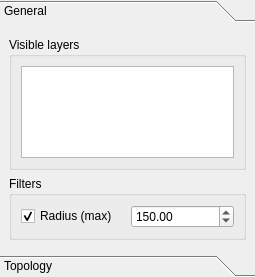
Ylannl/skel3d, file tools.ui: the form before one commit.
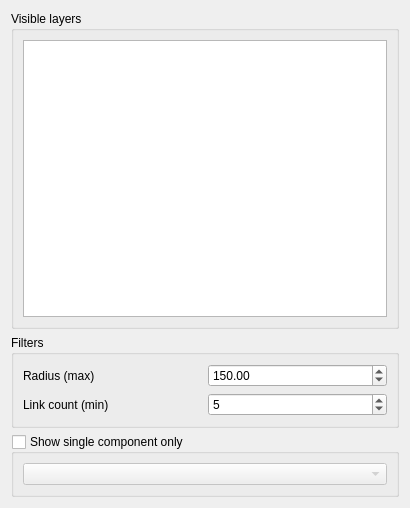
The form after the commit.

Commit message: implement radius filter

```diff
--- a/tools.ui
+++ b/tools.ui
@@ -1,40 +1,19 @@
 <?xml version="1.0" encoding="UTF-8"?>
 <ui version="4.0">
- <class>ToolBox</class>
- <widget class="QToolBox" name="ToolBox">
+ <class>Form</class>
+ <widget class="QWidget" name="Form">
   <property name="geometry">
    <rect>
     <x>0</x>
     <y>0</y>
-    <width>255</width>
-    <height>277</height>
+    <width>410</width>
+    <height>508</height>
    </rect>
   </property>
-  <property name="minimumSize">
-   <size>
-    <width>200</width>
-    <height>200</height>
-   </size>
-  </property>
   <property name="windowTitle">
    <string>Tools</string>
   </property>
-  <property name="currentIndex">
-   <number>0</number>
-  </property>
-  <widget class="QWidget" name="TabGeneral">
-   <property name="geometry">
-    <rect>
-     <x>0</x>
-     <y>0</y>
-     <width>255</width>
-     <height>215</height>
-    </rect>
-   </property>
-   <attribute name="label">
-    <string>General</string>
-   </attribute>
-   <layout class="QVBoxLayout" name="verticalLayout_3">
+  <layout class="QVBoxLayout" name="verticalLayout">
     <item>
      <widget class="QGroupBox" name="groupBox">
       <property name="title">
@@ -60,10 +39,31 @@
        <string>Filters</string>
       </property>
       <layout class="QGridLayout" name="gridLayout">
-       <item row="0" column="1">
+      <item row="1" column="0">
+       <widget class="QLabel" name="label_tcount">
+        <property name="text">
+         <string>Link count (min)</string>
+        </property>
+       </widget>
+      </item>
+      <item row="0" column="0">
+       <widget class="QLabel" name="label_radius">
+        <property name="text">
+         <string>Radius (max)</string>
+        </property>
+       </widget>
+      </item>
+      <item row="1" column="2">
+       <widget class="QSpinBox" name="spinBox_tcount">
+        <property name="value">
+         <number>5</number>
+        </property>
+       </widget>
+      </item>
+      <item row="0" column="2">
         <widget class="QDoubleSpinBox" name="doubleSpinBox_filterRadius">
          <property name="maximum">
-          <double>500.000000000000000</double>
+         <double>1000.000000000000000</double>
          </property>
          <property name="singleStep">
           <double>0.500000000000000</double>
@@ -73,51 +73,8 @@
          </property>
         </widget>
        </item>
-       <item row="0" column="0">
-        <widget class="QCheckBox" name="checkBox_filterRadius">
-         <property name="text">
-          <string>Radius (max)</string>
-         </property>
-         <property name="checked">
-          <bool>true</bool>
-         </property>
-        </widget>
-       </item>
-      </layout>
-     </widget>
-    </item>
-   </layout>
-  </widget>
-  <widget class="QWidget" name="TabTopo">
-   <property name="geometry">
-    <rect>
-     <x>0</x>
-     <y>0</y>
-     <width>255</width>
-     <height>215</height>
-    </rect>
-   </property>
-   <attribute name="label">
-    <string>Topology</string>
-   </attribute>
-   <layout class="QVBoxLayout" name="verticalLayout">
-    <item>
-     <layout class="QHBoxLayout" name="horizontalLayout">
-      <item>
-       <widget class="QLabel" name="label_tcount">
-        <property name="text">
-         <string>Link count (min)</string>
-        </property>
-       </widget>
-      </item>
-      <item>
-       <widget class="QSpinBox" name="spinBox_tcount">
-        <property name="value">
-         <number>5</number>
-        </property>
-       </widget>
-      </item>
-     </layout>
+     </layout>
+    </widget>
     </item>
     <item>
      <widget class="QGroupBox" name="groupBox_component">
@@ -139,7 +96,6 @@
     </item>
    </layout>
   </widget>
- </widget>
  <resources/>
  <connections>
   <connection>
```
Left out of the diff: 19 changed lines with no effect on the pictures. Lines whose indentation alone changed are shown as unchanged. The commit also changes 1 other file.
